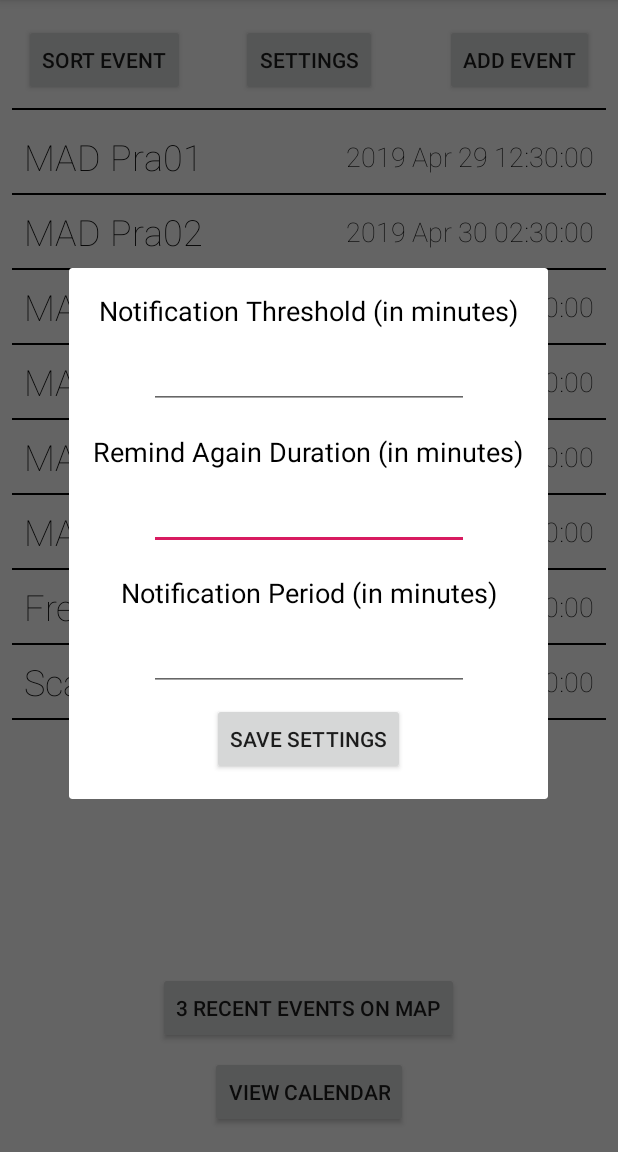
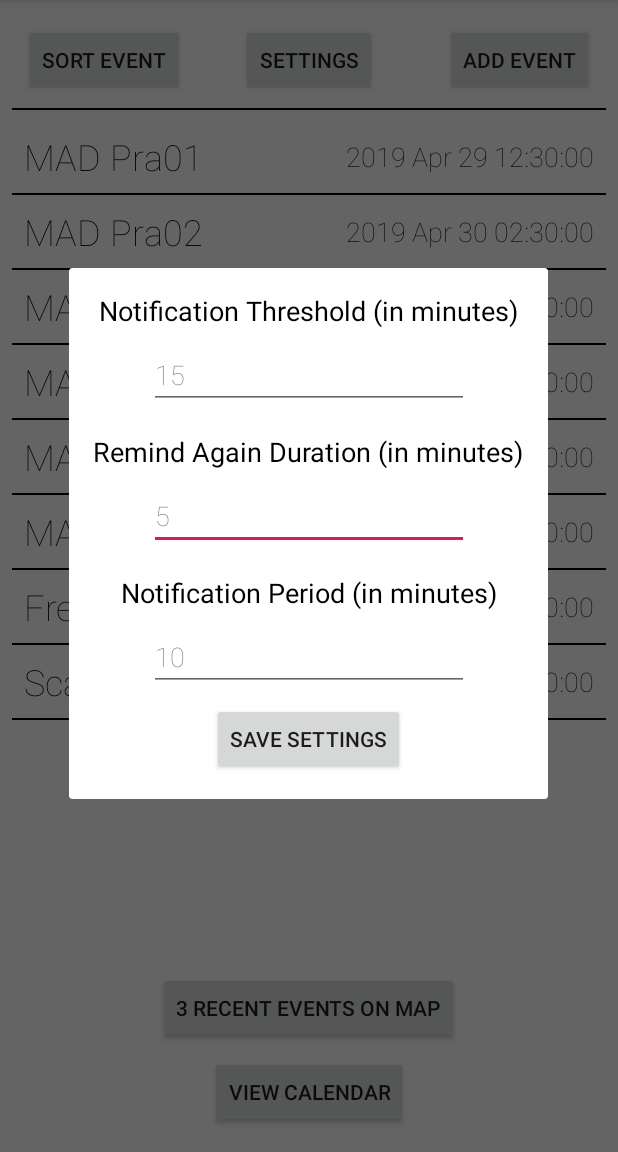
Before and after one commit to zrzhouzero/Assignment-MAD, an Android app: the screen it shows after launch (EventList), after a tap on "SETTINGS", on a phone screen of 412 x 824 dp, the part 84-1236 px from its top. Run offline under Robolectric (Android 15) with nearby library versions, the phone set to English and light mode, and no system bars.

Commit message:
Updated: Now the last settings are provided in setting page.

```diff
--- a/app/src/main/java/android/mad/assignment/SettingPageFragment.java
+++ b/app/src/main/java/android/mad/assignment/SettingPageFragment.java
@@ -37,8 +37,11 @@ public class SettingPageFragment extends DialogFragment {
         this.getDialog().setTitle("Settings");
 
         EditText threshold = view.findViewById(R.id.threshold_input);
+        threshold.setHint(String.valueOf(ApplicationSettingsHandler.getThresholdInMinutes()));
         EditText remind = view.findViewById(R.id.remind_again_input);
+        remind.setHint(String.valueOf(ApplicationSettingsHandler.getRemindAgainDuration()));
         EditText period = view.findViewById(R.id.notification_period_input);
+        period.setHint(String.valueOf(ApplicationSettingsHandler.getNotificationPeriod()));
 
         Button saveButton = view.findViewById(R.id.setting_page_save_button);
         saveButton.setOnClickListener(l -> {
```
